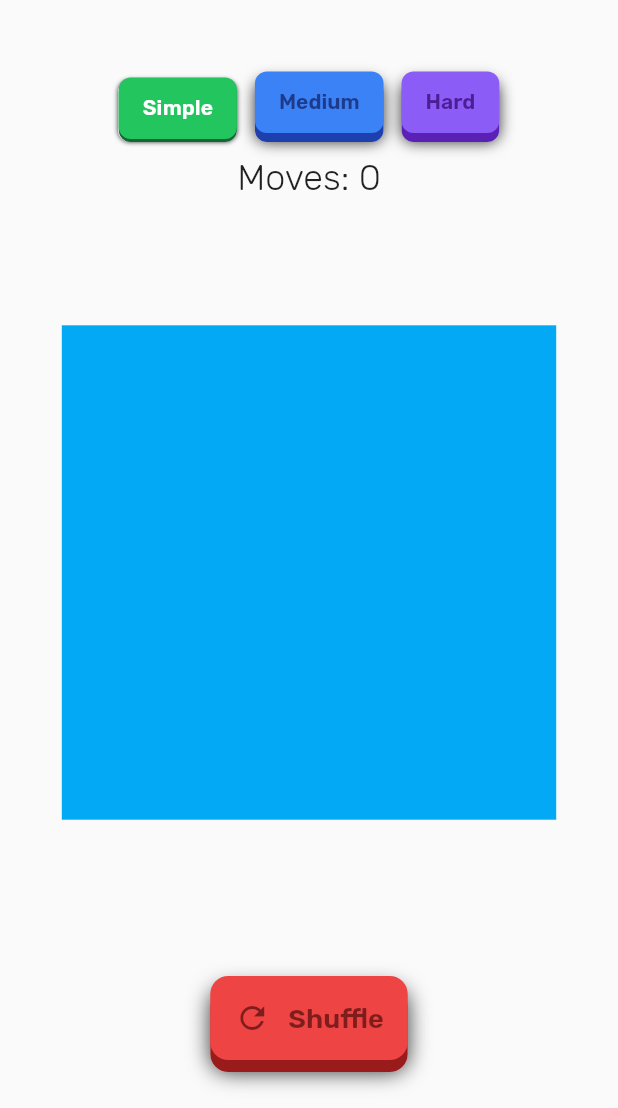
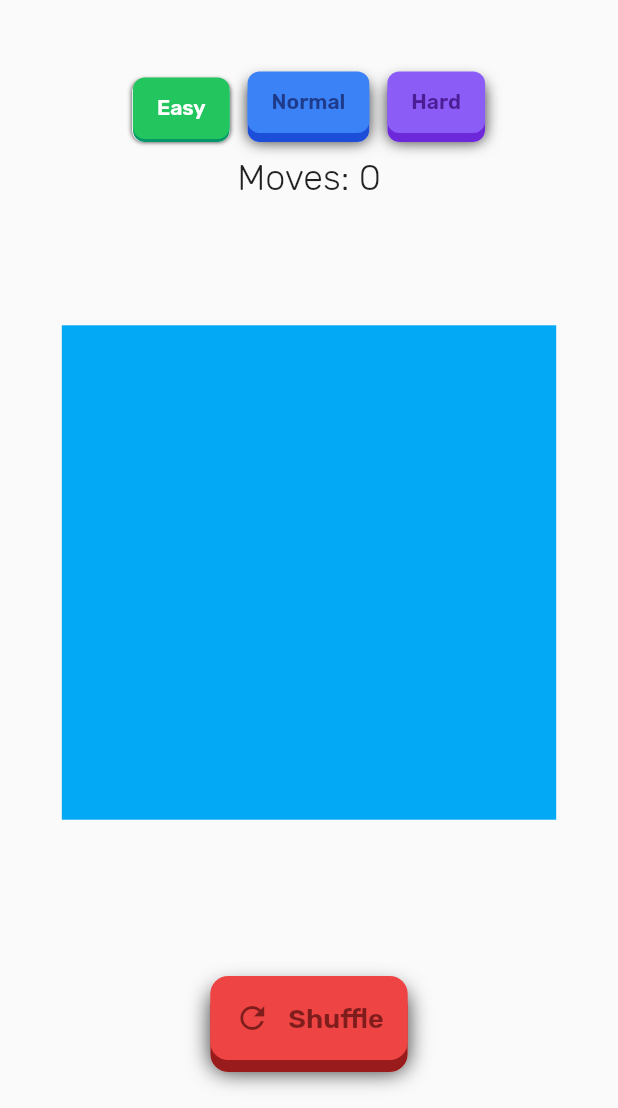
Before and after one commit to mivoligo/portal_puzzle, a Flutter app: the screen it shows after launch, on a phone screen of 412 x 824 dp, the part 128-1236 px from its top. Run offline on Flutter 3.47's test engine with Material 2 defaults, Android fonts, the phone set to English and light mode, and no system bars.

Commit message:
Refactor difficulty selector

```diff
--- a/lib/widgets/difficulty_selector.dart
+++ b/lib/widgets/difficulty_selector.dart
@@ -15,10 +15,10 @@ class DifficultySelector extends StatelessWidget {
       mainAxisSize: MainAxisSize.min,
       children: [
         _DifficultyButton(
-          text: 'Simple',
+          text: 'Easy',
           isSelected: difficulty == Difficulty.simple,
           surfaceColor: const Color(0xFF22C55E),
-          sideColor: const Color(0xFF166534),
+          sideColor: const Color(0xFF059669),
           textColor: const Color(0xFF14532D),
           onPressed: () {
             context.read<GameModel>().setDifficulty(Difficulty.simple);
@@ -27,10 +27,10 @@ class DifficultySelector extends StatelessWidget {
         ),
         const SizedBox(width: 12),
         _DifficultyButton(
-          text: 'Medium',
+          text: 'Normal',
           isSelected: difficulty == Difficulty.medium,
           surfaceColor: const Color(0xFF3B82F6),
-          sideColor: const Color(0xFF1E40AF),
+          sideColor: const Color(0xFF1D4ED8),
           textColor: const Color(0xFF1E3A8A),
           onPressed: () {
             context.read<GameModel>().setDifficulty(Difficulty.medium);
@@ -42,7 +42,7 @@ class DifficultySelector extends StatelessWidget {
           text: 'Hard',
           isSelected: difficulty == Difficulty.hard,
           surfaceColor: const Color(0xFF8B5CF6),
-          sideColor: const Color(0xFF5B21B6),
+          sideColor: const Color(0xFF6D28D9),
           textColor: const Color(0xFF4C1D95),
           onPressed: () {
             context.read<GameModel>().setDifficulty(Difficulty.hard);
@@ -54,7 +54,7 @@ class DifficultySelector extends StatelessWidget {
   }
 }
 
-class _DifficultyButton extends StatefulWidget {
+class _DifficultyButton extends StatelessWidget {
   const _DifficultyButton({
     Key? key,
     required this.isSelected,
@@ -63,6 +63,7 @@ class _DifficultyButton extends StatefulWidget {
     required this.sideColor,
     required this.textColor,
     required this.onPressed,
+    this.isPressed = false,
   }) : super(key: key);
 
   final bool isSelected;
@@ -72,46 +73,37 @@ class _DifficultyButton extends StatefulWidget {
   final Color textColor;
   final VoidCallback onPressed;
 
-  @override
-  State<_DifficultyButton> createState() => _DifficultyButtonState();
-}
-
-class _DifficultyButtonState extends State<_DifficultyButton> {
-  bool isPressed = false;
+  final bool isPressed;
 
   @override
   Widget build(BuildContext context) {
     return GestureDetector(
-      onTapDown: (_) => widget.onPressed(),
+      onTapDown: (_) => onPressed(),
       child: Transform.translate(
-        offset: widget.isSelected ? const Offset(0, 4) : const Offset(0, 0),
+        offset: isSelected ? const Offset(0, 4) : const Offset(0, 0),
         child: Container(
           padding: const EdgeInsets.symmetric(horizontal: 16, vertical: 12),
           decoration: BoxDecoration(
-            color: widget.surfaceColor,
+            color: surfaceColor,
             borderRadius: const BorderRadius.all(Radius.circular(8)),
             boxShadow: [
               BoxShadow(
                   color: const Color(0xEE222222),
-                  offset: widget.isSelected
-                      ? const Offset(0, 2)
-                      : const Offset(0, 6),
-                  blurRadius: widget.isSelected ? 2 : 8,
+                  offset: isSelected ? const Offset(0, 2) : const Offset(0, 6),
+                  blurRadius: isSelected ? 2 : 8,
                   blurStyle: BlurStyle.outer),
               BoxShadow(
-                color: widget.sideColor,
-                offset:
-                    widget.isSelected ? const Offset(0, 2) : const Offset(0, 6),
+                color: sideColor,
+                offset: isSelected ? const Offset(0, 2) : const Offset(0, 6),
               ),
             ],
           ),
           child: Text(
-            widget.text,
-            style: widget.isSelected
+            text,
+            style: isSelected
                 ? const TextStyle(
                     color: Color(0xFFFFFFFF), fontWeight: FontWeight.w600)
-                : TextStyle(
-                    color: widget.textColor, fontWeight: FontWeight.w600),
+                : TextStyle(color: textColor, fontWeight: FontWeight.w600),
           ),
         ),
       ),
```
